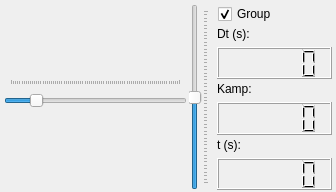
Posedelov-Evgeniy/Sgen, file soundGEN/widgets/functiongraphicdrawer.ui: the form before one commit.
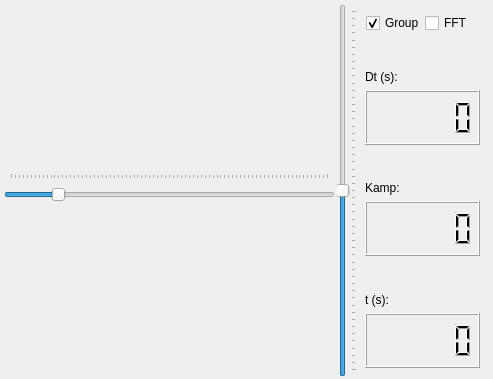
The form after the commit.

Patch:
```diff
--- a/soundGEN/widgets/functiongraphicdrawer.ui
+++ b/soundGEN/widgets/functiongraphicdrawer.ui
@@ -6,8 +6,8 @@
    <rect>
     <x>0</x>
     <y>0</y>
-    <width>336</width>
-    <height>192</height>
+    <width>493</width>
+    <height>379</height>
    </rect>
   </property>
   <property name="minimumSize">
@@ -143,7 +143,8 @@
       <number>0</number>
      </property>
      <item>
-      <layout class="QVBoxLayout" name="group4Layout">
+      <widget class="QWidget" name="widget_cb" native="true">
+       <layout class="QHBoxLayout" name="horizontalLayout_2">
        <property name="spacing">
         <number>0</number>
        </property>
@@ -160,9 +161,18 @@
          </property>
         </widget>
        </item>
-      </layout>
+        <item>
+         <widget class="QCheckBox" name="checkBox_fft">
+          <property name="text">
+           <string>FFT</string>
+          </property>
+         </widget>
+        </item>
+       </layout>
+      </widget>
      </item>
      <item>
+      <widget class="QWidget" name="widget_duration" native="true">
       <layout class="QVBoxLayout" name="ind1Layout">
        <property name="spacing">
         <number>0</number>
@@ -242,8 +252,10 @@
         </widget>
        </item>
       </layout>
+      </widget>
      </item>
      <item>
+      <widget class="QWidget" name="widget_koef" native="true">
       <layout class="QVBoxLayout" name="ind2Layout">
        <property name="spacing">
         <number>0</number>
@@ -323,8 +335,10 @@
         </widget>
        </item>
       </layout>
+      </widget>
      </item>
      <item>
+      <widget class="QWidget" name="widget_t" native="true">
       <layout class="QVBoxLayout" name="ind3Layout">
        <property name="spacing">
         <number>0</number>
@@ -404,6 +418,7 @@
         </widget>
        </item>
       </layout>
+      </widget>
      </item>
     </layout>
    </item>
```
Lines whose indentation alone changed are shown as unchanged.
